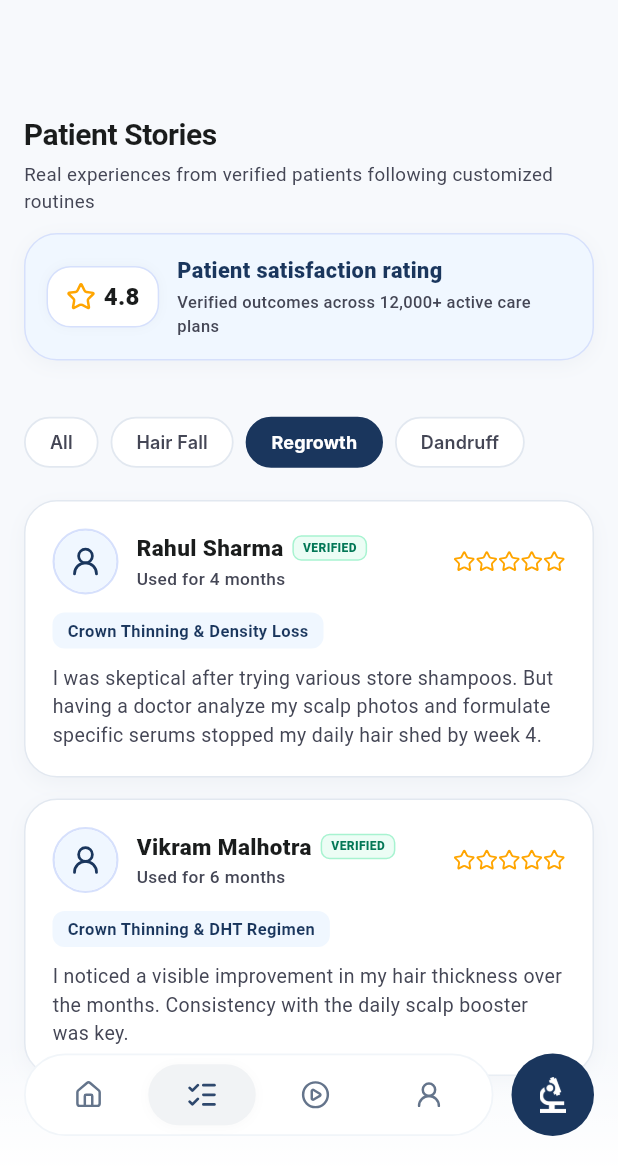
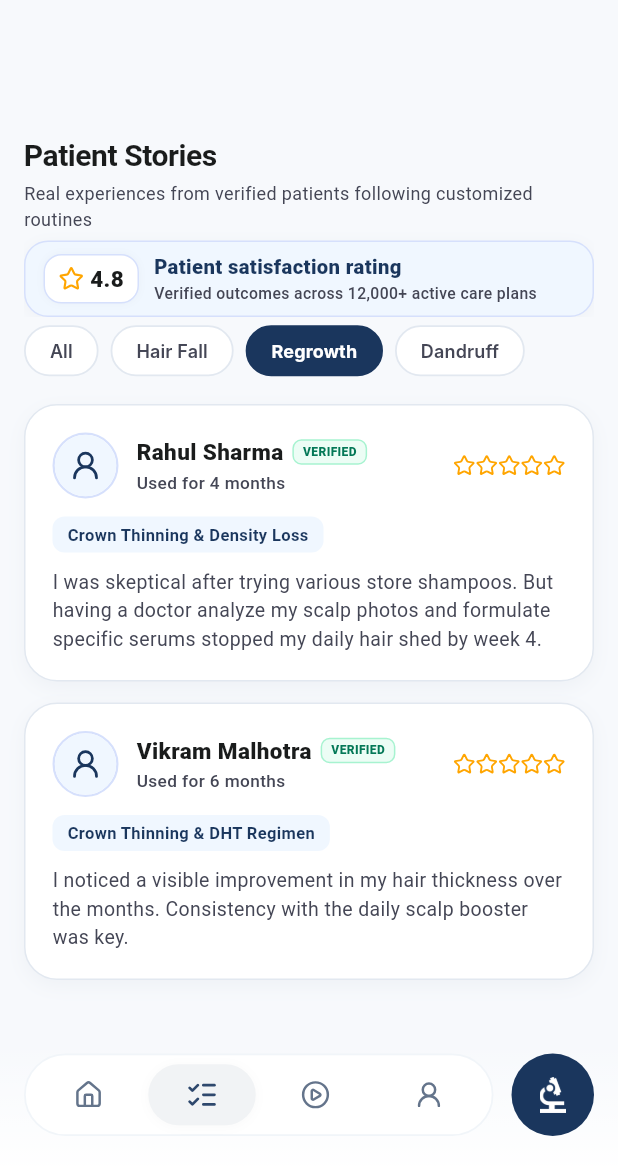
Before and after one commit to sunil2037/dr-hair, a Flutter app: the ReviewsView screen opened by its route, after a tap on "Hair Fall", after a tap on "Regrowth", on a phone screen of 412 x 824 dp, the part 70-1236 px from its top. Run offline on Flutter 3.47's test engine with Material 3 defaults, Android fonts, the phone set to English and light mode, and no system bars; our stand-ins replace cached_network_image, dio, equatable, firebase_core, firebase_messaging, flutter_bloc and 15 more; accounts and stored records are empty; network calls fail; Roboto replaces fonts that are missing (Inter).

Commit message:
fix(reviews): compact header spacing and smooth hide on scroll for patient stories text

```diff
--- a/lib/features/reviews/presentation/views/reviews_view.dart
+++ b/lib/features/reviews/presentation/views/reviews_view.dart
@@ -41,9 +41,9 @@ class _ReviewsViewState extends State<ReviewsView> {
 
   void _onScroll() {
     if (!_scrollController.hasClients) return;
-    // When the user has scrolled past the expanded flexible space,
-    // the category filter bar reaches and docks with the app bar.
-    final bool past = _scrollController.offset >= 115.0;
+    // When the user has scrolled past the compact flexible space,
+    // the category filter bar reaches and docks cleanly with the app bar.
+    final bool past = _scrollController.offset >= 55.0;
     if (past != _isScrolledPastHeader) {
       setState(() => _isScrolledPastHeader = past);
     }
@@ -65,7 +65,10 @@ class _ReviewsViewState extends State<ReviewsView> {
   @override
   Widget build(BuildContext context) {
     final double topPadding = MediaQuery.of(context).padding.top;
-    final double expandedHeight = topPadding + kToolbarHeight + 140.0 + 52.0;
+    const double toolbarH = kToolbarHeight;
+    const double categoryBarH = 46.0;
+    final double collapsedHeight = topPadding + toolbarH + categoryBarH;
+    final double expandedHeight = topPadding + 184.0;
 
     final List<ReviewModel> filteredReviews = _selectedFilterIndex == 0
         ? _reviews
@@ -96,7 +99,9 @@ class _ReviewsViewState extends State<ReviewsView> {
 
             return <Widget>[
               SliverOverlapAbsorber(
-                handle: NestedScrollView.sliverOverlapAbsorberHandleFor(context),
+                handle: NestedScrollView.sliverOverlapAbsorberHandleFor(
+                  context,
+                ),
                 sliver: SliverAppBar(
                   pinned: true,
                   floating: false,
@@ -104,10 +109,12 @@ class _ReviewsViewState extends State<ReviewsView> {
                   automaticallyImplyLeading: false,
                   elevation: isDocked ? 0.5 : 0.0,
                   shadowColor: Colors.black.withValues(alpha: 0.08),
-                  backgroundColor:
-                      isDocked ? Colors.white : AppColors.background,
+                  backgroundColor: isDocked
+                      ? Colors.white
+                      : AppColors.background,
                   surfaceTintColor: Colors.transparent,
                   expandedHeight: expandedHeight,
+                  toolbarHeight: toolbarH,
                   title: isDocked
                       ? const Text(
                           'Patient Stories',
@@ -119,26 +126,29 @@ class _ReviewsViewState extends State<ReviewsView> {
                           ),
                         )
                       : null,
-                  flexibleSpace: FlexibleSpaceBar(
-                    collapseMode: CollapseMode.pin,
+                  flexibleSpace: LayoutBuilder(
+                    builder: (BuildContext context, BoxConstraints constraints) {
+                      final double currentHeight = constraints.biggest.height;
+                      final double t = expandedHeight > collapsedHeight
+                          ? ((currentHeight - collapsedHeight) / (expandedHeight - collapsedHeight)).clamp(0.0, 1.0)
+                          : 0.0;
+                      final bool showExpanded = t > 0.15 && !isDocked;
+
+                      return FlexibleSpaceBar(
+                        collapseMode: CollapseMode.parallax,
                         background: SafeArea(
                           bottom: false,
                           child: Padding(
-                        padding: const EdgeInsets.only(
-                          top: kToolbarHeight,
-                          bottom: 52.0,
-                        ),
-                        child: ClipRect(
-                          child: SingleChildScrollView(
-                            physics: const NeverScrollableScrollPhysics(),
-                            child: Padding(
-                              padding:
-                                  const EdgeInsets.symmetric(horizontal: 16),
+                            padding: const EdgeInsets.fromLTRB(16, 4, 16, categoryBarH),
+                            child: Opacity(
+                              opacity: t,
+                              child: showExpanded
+                                  ? ClipRect(
                                       child: Column(
                                         crossAxisAlignment: CrossAxisAlignment.start,
+                                        mainAxisSize: MainAxisSize.min,
+                                        mainAxisAlignment: MainAxisAlignment.end,
                                         children: [
-                                  const SizedBox(height: 6),
-                                  if (!isDocked) ...[
                                           const Text(
                                             'Patient Stories',
                                             style: TextStyle(
@@ -148,34 +158,33 @@ class _ReviewsViewState extends State<ReviewsView> {
                                               letterSpacing: -0.3,
                                             ),
                                           ),
-                                    const SizedBox(height: 3),
+                                          const SizedBox(height: 2),
                                           const Text(
                                             'Real experiences from verified patients following customized routines',
                                             style: TextStyle(
-                                        fontSize: 12.5,
+                                              fontSize: 12,
                                               color: AppColors.secondaryDark,
                                               fontWeight: FontWeight.w400,
                                             ),
                                           ),
-                                  ] else ...[
-                                    const SizedBox(height: 44),
-                                  ],
-                                  const SizedBox(height: 12),
+                                          const SizedBox(height: 6),
                                           _buildRatingCard(),
                                         ],
                                       ),
+                                    )
+                                  : const SizedBox.shrink(),
                             ),
                           ),
                         ),
-                      ),
-                    ),
+                      );
+                    },
                   ),
                   bottom: PreferredSize(
-                    preferredSize: const Size.fromHeight(52.0),
+                    preferredSize: const Size.fromHeight(categoryBarH),
                     child: AnimatedContainer(
                       duration: const Duration(milliseconds: 200),
                       curve: Curves.easeInOut,
-                      height: 52.0,
+                      height: categoryBarH,
                       decoration: BoxDecoration(
                         color: isDocked ? Colors.white : AppColors.background,
                         border: Border(
@@ -200,8 +209,9 @@ class _ReviewsViewState extends State<ReviewsView> {
                       child: CategoryFilterBar(
                         categories: _filters,
                         selectedIndex: _selectedFilterIndex,
-                        unselectedColor:
-                            isDocked ? AppColors.neutral100 : Colors.white,
+                        unselectedColor: isDocked
+                            ? AppColors.neutral100
+                            : Colors.white,
                         onSelected: (index) {
                           setState(() => _selectedFilterIndex = index);
                           _loadReviews();
@@ -221,8 +231,7 @@ class _ReviewsViewState extends State<ReviewsView> {
                 ),
                 slivers: <Widget>[
                   SliverOverlapInjector(
-                    handle:
-                        NestedScrollView.sliverOverlapAbsorberHandleFor(
+                    handle: NestedScrollView.sliverOverlapAbsorberHandleFor(
                       context,
                     ),
                   ),
@@ -264,49 +273,43 @@ class _ReviewsViewState extends State<ReviewsView> {
 
   Widget _buildRatingCard() {
     return Container(
-      padding: const EdgeInsets.all(14),
+      padding: const EdgeInsets.symmetric(horizontal: 12, vertical: 7),
       decoration: BoxDecoration(
         color: AppColors.primary5,
-        borderRadius: BorderRadius.circular(22),
+        borderRadius: BorderRadius.circular(16),
         border: Border.all(color: AppColors.primary100),
         boxShadow: [
           BoxShadow(
             color: AppColors.primary.withValues(alpha: 0.04),
-            blurRadius: 10,
-            offset: const Offset(0, 3),
+            blurRadius: 8,
+            offset: const Offset(0, 2),
           ),
         ],
       ),
       child: Row(
         children: [
           Container(
-            padding: const EdgeInsets.symmetric(
-              horizontal: 12,
-              vertical: 8,
-            ),
+            padding: const EdgeInsets.symmetric(horizontal: 9, vertical: 5),
             decoration: BoxDecoration(
               color: Colors.white,
-              borderRadius: BorderRadius.circular(16),
+              borderRadius: BorderRadius.circular(12),
               border: Border.all(color: AppColors.primary100),
               boxShadow: [
                 BoxShadow(
                   color: Colors.black.withValues(alpha: 0.03),
-                  blurRadius: 6,
+                  blurRadius: 4,
                 ),
               ],
             ),
             child: const Row(
+              mainAxisSize: MainAxisSize.min,
               children: [
-                Icon(
-                  LucideIcons.star,
-                  color: AppColors.starGold,
-                  size: 20,
-                ),
-                SizedBox(width: 5),
+                Icon(LucideIcons.star, color: AppColors.starGold, size: 17),
+                SizedBox(width: 4),
                 Text(
                   '4.8',
                   style: TextStyle(
-                    fontSize: 16,
+                    fontSize: 15,
                     fontWeight: FontWeight.w800,
                     color: AppColors.primaryDark,
                   ),
@@ -314,24 +317,25 @@ class _ReviewsViewState extends State<ReviewsView> {
               ],
             ),
           ),
-          const SizedBox(width: 12),
+          const SizedBox(width: 10),
           const Expanded(
             child: Column(
               crossAxisAlignment: CrossAxisAlignment.start,
+              mainAxisSize: MainAxisSize.min,
               children: [
                 Text(
                   'Patient satisfaction rating',
                   style: TextStyle(
-                    fontSize: 14.5,
+                    fontSize: 13.5,
                     fontWeight: FontWeight.w800,
                     color: AppColors.primary,
                   ),
                 ),
-                SizedBox(height: 2),
+                SizedBox(height: 1),
                 Text(
                   'Verified outcomes across 12,000+ active care plans',
                   style: TextStyle(
-                    fontSize: 11,
+                    fontSize: 10.5,
                     color: AppColors.secondaryDark,
                     fontWeight: FontWeight.w500,
                   ),
```
Lines whose indentation alone changed are shown as unchanged.
